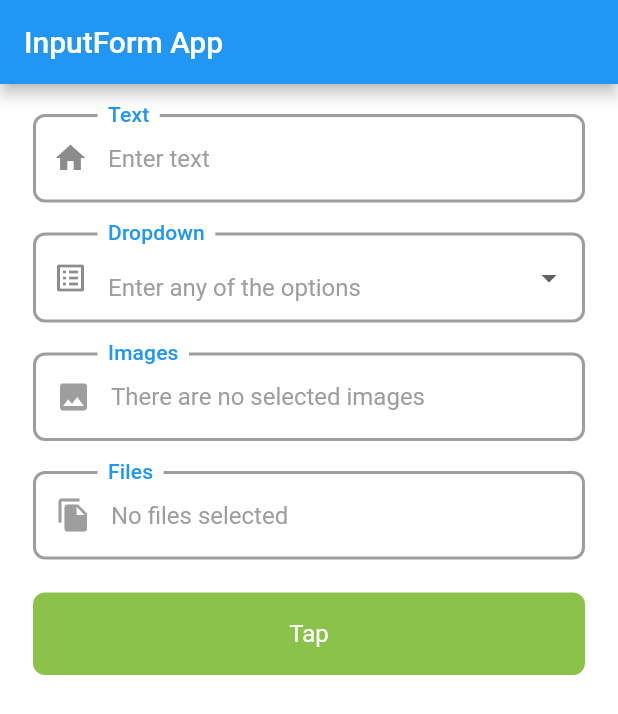
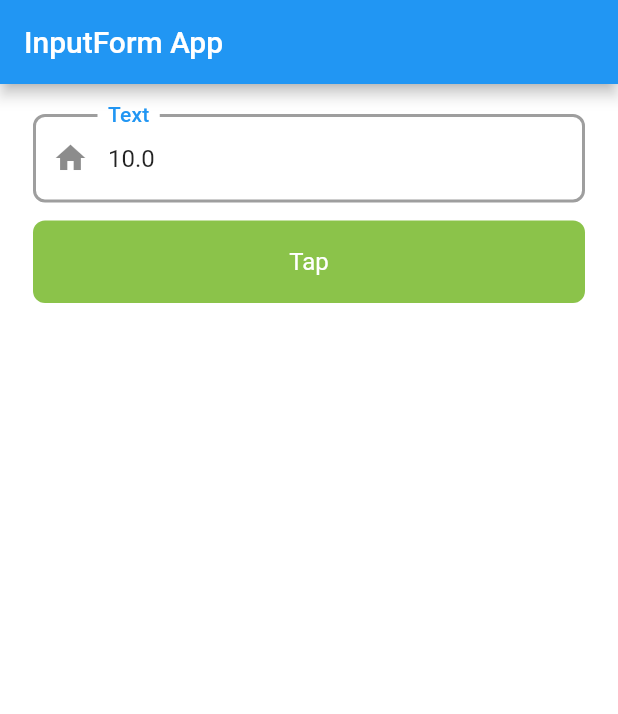
Before and after one commit to Devsoft-Arg/input_form, a Flutter app: the screen it shows after launch, on a phone screen of 412 x 824 dp. Shown: the top 714 px of the screen. Run offline on Flutter 3.47's test engine with Material 2 defaults, Android fonts, the phone set to English and light mode, and no system bars; our stand-ins replace file_picker; missing offline and left inert: wechat_assets_picker.

Commit message:
fix: error with int and double

```diff
--- a/example/lib/main.dart
+++ b/example/lib/main.dart
@@ -25,54 +25,60 @@ class InputFormApp extends StatelessWidget {
             nullErrorText: 'You must complete the field',
             notValidErrorText: 'Not valid text',
           ),
+          data: {
+            'text': 10.0,
+          },
           child: ListView(
             padding: const EdgeInsets.symmetric(horizontal: 22),
             children: [
               const SizedBox(height: 12),
-              TextInputField<String>(
+              TextInputField<double>(
                 name: 'text',
                 title: 'Text',
                 hint: 'Enter text',
                 icon: Icons.home,
+                type: TextInputType.number,
               ),
               const SizedBox(height: 12),
-              DropdownInputField<int>(
-                name: 'dropdown',
-                values: [
-                  DropdownItem(1, 'Uno'),
-                  DropdownItem(2, 'Dos'),
-                  DropdownItem(3, 'Tres'),
-                ],
-                title: 'Dropdown',
-                hint: 'Enter any of the options',
-                icon: Icons.list_alt,
-              ),
-              const SizedBox(height: 12),
-              ImageInputField(
-                name: 'images',
-                title: 'Images',
-                hint: 'There are no selected images',
-                minFiles: 2,
-                minFilesErrorText: 'Must contain at least two images',
-                selectedHint: (q) =>
-                    'You have selected $q image${q > 1 ? 's' : ''}',
-                icon: Icons.image,
-              ),
-              const SizedBox(height: 12),
-              FileInputField(
-                name: 'files',
-                title: 'Files',
-                hint: 'No files selected',
-                minFiles: 2,
-                minFilesErrorText: 'Must contain at least two files',
-                selectedHint: (q) =>
-                    'You have selected $q file${q > 1 ? 's' : ''}',
-                icon: Icons.file_copy,
-              ),
-              const SizedBox(height: 22),
-              const TextFormButton(
+              // DropdownInputField<int>(
+              //   name: 'dropdown',
+              //   values: [
+              //     DropdownItem(1, 'Uno'),
+              //     DropdownItem(2, 'Dos'),
+              //     DropdownItem(3, 'Tres'),
+              //   ],
+              //   title: 'Dropdown',
+              //   hint: 'Enter any of the options',
+              //   icon: Icons.list_alt,
+              // ),
+              // const SizedBox(height: 12),
+              // ImageInputField(
+              //   name: 'images',
+              //   title: 'Images',
+              //   hint: 'There are no selected images',
+              //   minFiles: 2,
+              //   minFilesErrorText: 'Must contain at least two images',
+              //   selectedHint: (q) =>
+              //       'You have selected $q image${q > 1 ? 's' : ''}',
+              //   icon: Icons.image,
+              // ),
+              // const SizedBox(height: 12),
+              // FileInputField(
+              //   name: 'files',
+              //   title: 'Files',
+              //   hint: 'No files selected',
+              //   minFiles: 2,
+              //   minFilesErrorText: 'Must contain at least two files',
+              //   selectedHint: (q) =>
+              //       'You have selected $q file${q > 1 ? 's' : ''}',
+              //   icon: Icons.file_copy,
+              // ),
+              // const SizedBox(height: 22),
+              TextFormButton(
                 text: 'Tap',
-                onTap: print,
+                onTap: (data) => data.forEach((key, value) {
+                  print(value.runtimeType);
+                }),
               ),
             ],
           ),
--- a/lib/widgets/text_input_field.dart
+++ b/lib/widgets/text_input_field.dart
@@ -79,7 +79,7 @@ class _TextInputFieldState<T> extends State<TextInputField> {
     final inputProvider = context.read<InputProvider>();
     final decoration = inputProvider.decoration;
     final controller = TextEditingController(
-      text: inputProvider.data[widget.name],
+      text: '${inputProvider.data[widget.name]}',
     );
 
     if (widget.showIfAnd != null) {
--- a/pubspec.yaml
+++ b/pubspec.yaml
@@ -1,7 +1,7 @@
 name: input_form
 description: Customizable form with input fields.
 version: 0.0.1
-#homepage:
+homepage: https://github.com/Devsoft-Arg/input_form.git
 publish_to: 'none'
 environment:
   sdk: ">=2.17.1 <3.0.0"
```
Also changed, not shown: 1 other file.
